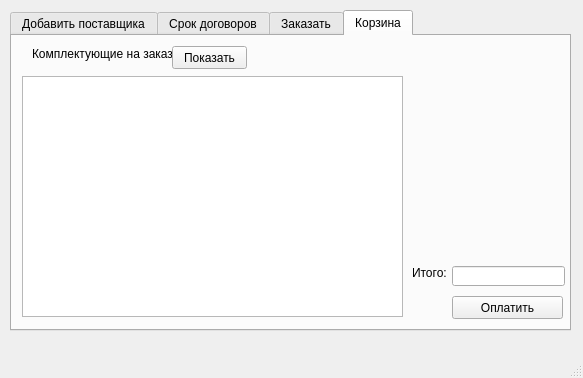
Above: windowpredpriatia.ui from IraSoro/bike-store-database before the change. Below: the same form after it.
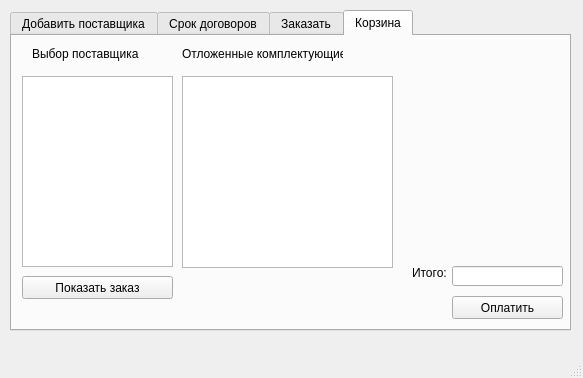
That is the form after the change. The open tabs and pages were chosen to show the change.

```diff
--- a/windowpredpriatia.ui
+++ b/windowpredpriatia.ui
@@ -408,30 +408,20 @@
        </rect>
       </property>
       <property name="text">
-       <string>Комплектующие на заказ</string>
+       <string>Выбор поставщика</string>
       </property>
      </widget>
-     <widget class="QTableView" name="tableView">
+     <widget class="QPushButton" name="pushButton_ShowBasket">
       <property name="geometry">
        <rect>
         <x>10</x>
-        <y>40</y>
-        <width>381</width>
-        <height>241</height>
-       </rect>
-      </property>
-     </widget>
-     <widget class="QPushButton" name="pushButton_7">
-      <property name="geometry">
-       <rect>
-        <x>160</x>
-        <y>10</y>
-        <width>75</width>
+        <y>240</y>
+        <width>151</width>
         <height>23</height>
        </rect>
       </property>
       <property name="text">
-       <string>Показать</string>
+       <string>Показать заказ</string>
       </property>
      </widget>
      <widget class="QLabel" name="label_15">
@@ -452,7 +442,7 @@
        <rect>
         <x>440</x>
         <y>230</y>
-        <width>113</width>
+        <width>111</width>
         <height>20</height>
        </rect>
       </property>
@@ -470,6 +460,39 @@
        <string>Оплатить</string>
       </property>
      </widget>
+     <widget class="QListWidget" name="listWidget_PostInBasket">
+      <property name="geometry">
+       <rect>
+        <x>10</x>
+        <y>40</y>
+        <width>151</width>
+        <height>191</height>
+       </rect>
+      </property>
+     </widget>
+     <widget class="QTableView" name="tableView">
+      <property name="geometry">
+       <rect>
+        <x>170</x>
+        <y>40</y>
+        <width>211</width>
+        <height>192</height>
+       </rect>
+      </property>
+     </widget>
+     <widget class="QLabel" name="label_19">
+      <property name="geometry">
+       <rect>
+        <x>170</x>
+        <y>10</y>
+        <width>161</width>
+        <height>16</height>
+       </rect>
+      </property>
+      <property name="text">
+       <string>Отложенные комплектующие</string>
+      </property>
+     </widget>
     </widget>
    </widget>
   </widget>
```
Left out of the diff: 4 changed lines with no effect on the pictures.
